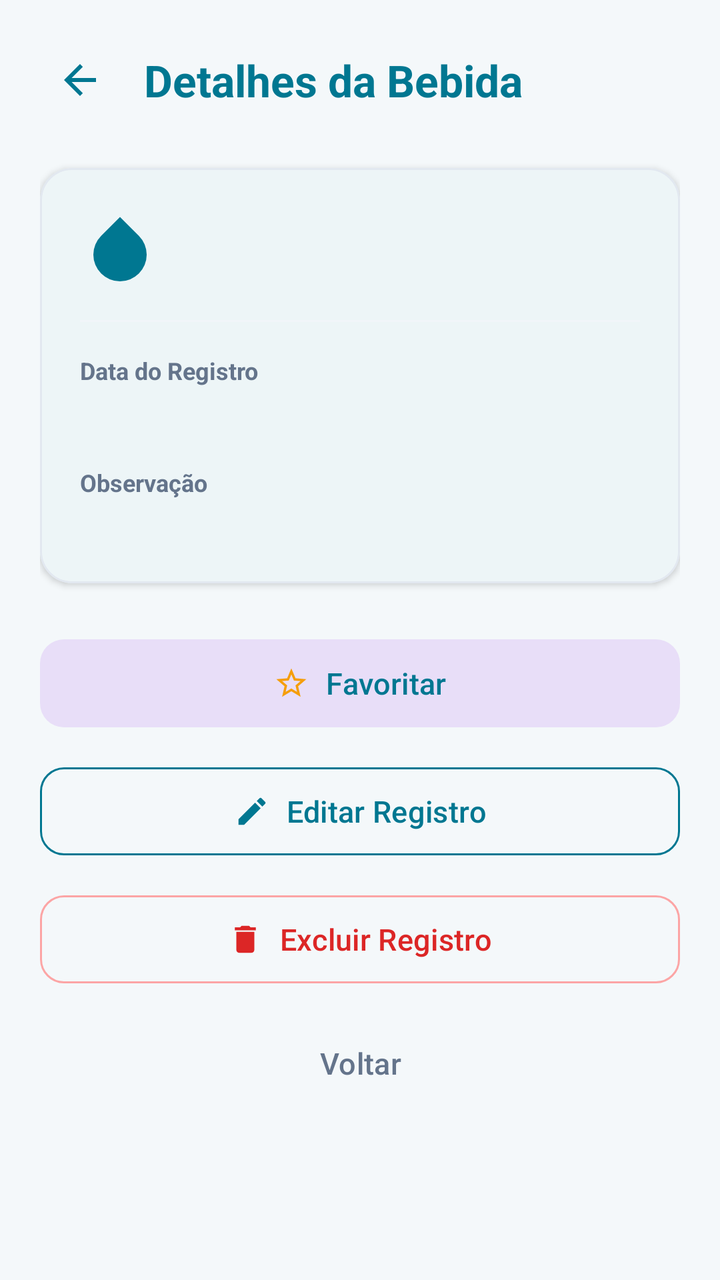
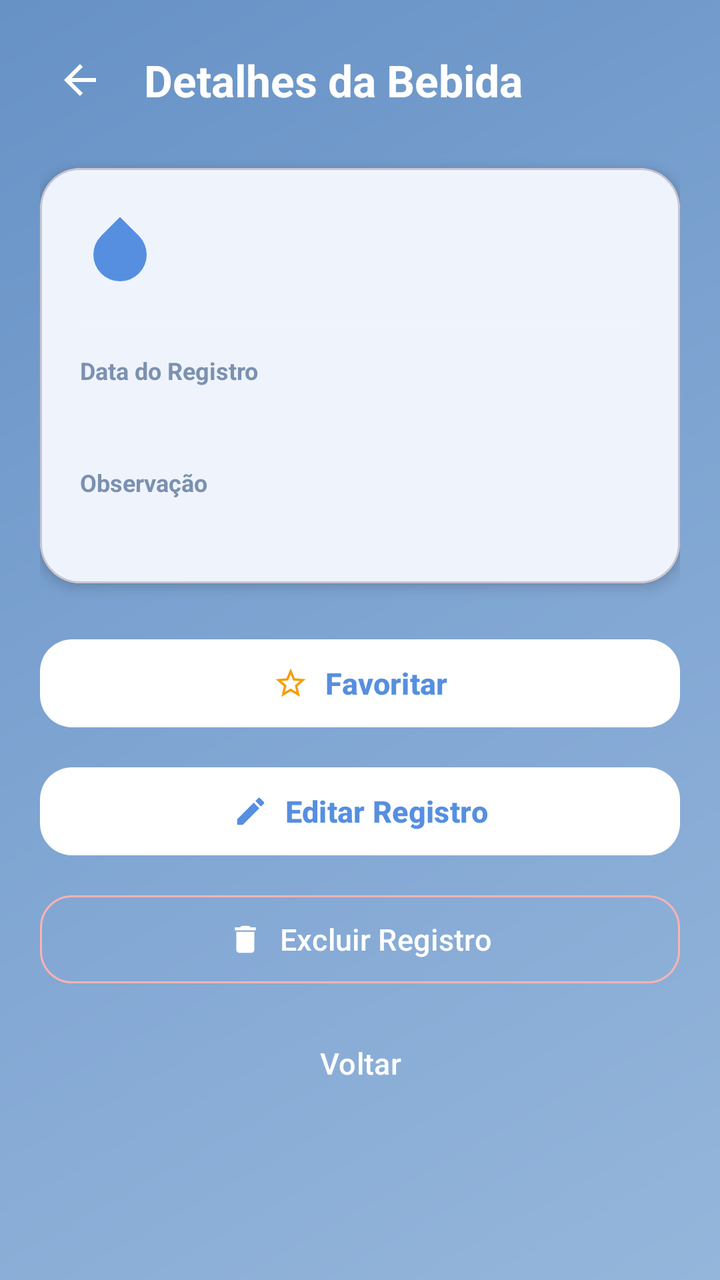

Screens rendered from an Android XML layout before and after an edit, with the pre-edit source and the edit as a unified diff.
<!-- AndroidManifest.xml: application theme Theme.Hidratapp -->
<!-- res/layout/activity_detalhe_bebida.xml -->
<?xml version="1.0" encoding="utf-8"?>
<ScrollView xmlns:android="http://schemas.android.com/apk/res/android"
    xmlns:app="http://schemas.android.com/apk/res-auto"
    android:id="@+id/main"
    android:layout_width="match_parent"
    android:layout_height="match_parent"
    android:fillViewport="true"
    android:background="@color/wellness_bg">

    <LinearLayout
        android:layout_width="match_parent"
        android:layout_height="wrap_content"
        android:orientation="vertical"
        android:padding="20dp">

        
        <LinearLayout
            android:layout_width="match_parent"
            android:layout_height="wrap_content"
            android:gravity="center_vertical"
            android:orientation="horizontal"
            android:layout_marginBottom="24dp">

            <ImageButton
                android:id="@+id/btnHeaderVoltar"
                android:layout_width="40dp"
                android:layout_height="40dp"
                android:background="?attr/selectableItemBackgroundBorderless"
                android:contentDescription="Voltar"
                android:src="@drawable/ic_arrow_back"
                app:tint="@color/teal_primary" />

            <TextView
                android:layout_width="wrap_content"
                android:layout_height="wrap_content"
                android:layout_marginStart="12dp"
                android:text="Detalhes da Bebida"
                android:textColor="@color/teal_primary"
                android:textSize="22sp"
                android:textStyle="bold" />
        </LinearLayout>

        
        <com.google.android.material.card.MaterialCardView
            android:layout_width="match_parent"
            android:layout_height="wrap_content"
            android:layout_marginBottom="24dp"
            app:cardCornerRadius="16dp"
            app:cardElevation="2dp"
            app:strokeWidth="1dp"
            app:strokeColor="#E2E8F0"
            app:cardBackgroundColor="@color/wellness_card_bg">

            <LinearLayout
                android:layout_width="match_parent"
                android:layout_height="wrap_content"
                android:orientation="vertical"
                android:padding="20dp">

                <LinearLayout
                    android:layout_width="match_parent"
                    android:layout_height="wrap_content"
                    android:gravity="center_vertical"
                    android:orientation="horizontal">

                    <ImageView
                        android:layout_width="40dp"
                        android:layout_height="40dp"
                        android:contentDescription="Bebida"
                        android:src="@drawable/ic_water_drop"
                        app:tint="@color/teal_primary" />

                    <TextView
                        android:id="@+id/tvDetalheNome"
                        android:layout_width="match_parent"
                        android:layout_height="wrap_content"
                        android:layout_marginStart="12dp"
                        android:textColor="@color/teal_primary"
                        android:textSize="22sp"
                        android:textStyle="bold" />
                </LinearLayout>

                <View
                    android:layout_width="match_parent"
                    android:layout_height="1dp"
                    android:layout_marginVertical="16dp"
                    android:background="#F1F5F9" />

                <TextView
                    android:layout_width="wrap_content"
                    android:layout_height="wrap_content"
                    android:text="Data do Registro"
                    android:textColor="@color/text_secondary"
                    android:textSize="12sp"
                    android:textStyle="bold" />

                <TextView
                    android:id="@+id/tvDetalheInfo"
                    android:layout_width="match_parent"
                    android:layout_height="wrap_content"
                    android:layout_marginTop="2dp"
                    android:textColor="@color/text_primary"
                    android:textSize="16sp" />

                <TextView
                    android:layout_width="wrap_content"
                    android:layout_height="wrap_content"
                    android:layout_marginTop="16dp"
                    android:text="Observação"
                    android:textColor="@color/text_secondary"
                    android:textSize="12sp"
                    android:textStyle="bold" />

                <TextView
                    android:id="@+id/tvDetalheObservacao"
                    android:layout_width="match_parent"
                    android:layout_height="wrap_content"
                    android:layout_marginTop="2dp"
                    android:textColor="@color/text_primary"
                    android:textSize="15sp" />

            </LinearLayout>
        </com.google.android.material.card.MaterialCardView>

        
        <com.google.android.material.button.MaterialButton
            android:id="@+id/btnFavorito"
            style="@style/Widget.Material3.Button.TonalButton"
            android:layout_width="match_parent"
            android:layout_height="52dp"
            android:layout_marginBottom="12dp"
            android:text="Favoritar"
            android:textColor="@color/teal_primary"
            android:textSize="15sp"
            app:cornerRadius="12dp"
            app:icon="@drawable/ic_star_border"
            app:iconGravity="textStart"
            app:iconPadding="8dp"
            app:iconTint="@color/star_gold" />

        <com.google.android.material.button.MaterialButton
            android:id="@+id/btnEditar"
            style="@style/Widget.Material3.Button.OutlinedButton"
            android:layout_width="match_parent"
            android:layout_height="52dp"
            android:layout_marginBottom="12dp"
            android:text="Editar Registro"
            android:textColor="@color/teal_primary"
            android:textSize="15sp"
            app:cornerRadius="12dp"
            app:icon="@drawable/ic_edit"
            app:iconGravity="textStart"
            app:iconPadding="8dp"
            app:iconTint="@color/teal_primary"
            app:strokeColor="@color/teal_primary" />

        <com.google.android.material.button.MaterialButton
            android:id="@+id/btnExcluir"
            style="@style/Widget.Material3.Button.OutlinedButton"
            android:layout_width="match_parent"
            android:layout_height="52dp"
            android:layout_marginBottom="12dp"
            android:text="Excluir Registro"
            android:textColor="@color/alert_text"
            android:textSize="15sp"
            app:cornerRadius="12dp"
            app:icon="@drawable/ic_delete"
            app:iconGravity="textStart"
            app:iconPadding="8dp"
            app:iconTint="@color/alert_text"
            app:strokeColor="@color/alert_border" />

        <com.google.android.material.button.MaterialButton
            android:id="@+id/btnVoltar"
            style="@style/Widget.Material3.Button.TextButton"
            android:layout_width="match_parent"
            android:layout_height="48dp"
            android:text="Voltar"
            android:textColor="@color/text_secondary"
            android:textSize="15sp" />

    </LinearLayout>
</ScrollView>
<!-- resources referenced by this layout -->
<resources>
  <color name="alert_border">#FCA5A5</color>
  <color name="alert_text">#DC2626</color>
  <color name="star_gold">#F59E0B</color>
  <color name="teal_primary">#007791</color>
  <color name="text_primary">#1E293B</color>
  <color name="text_secondary">#64748B</color>
  <color name="wellness_bg">#F4F8FA</color>
  <color name="wellness_card_bg">#FFFFFF</color>
  <!-- drawable ic_arrow_back (drawable) -->
  <vector xmlns:android="http://schemas.android.com/apk/res/android"
      android:width="24dp"
      android:height="24dp"
      android:viewportWidth="24"
      android:viewportHeight="24">
    <path
        android:fillColor="@color/teal_primary"
        android:pathData="M20,11H7.83l5.59,-5.59L12,4l-8,8 8,8 1.41,-1.41L7.83,13H20v-2z"/>
  </vector>
  <!-- drawable ic_delete (drawable) -->
  <vector xmlns:android="http://schemas.android.com/apk/res/android"
      android:width="24dp"
      android:height="24dp"
      android:viewportWidth="24"
      android:viewportHeight="24">
    <path
        android:fillColor="@color/alert_text"
        android:pathData="M6,19c0,1.1 0.9,2 2,2h8c1.1,0 2,-0.9 2,-2V7H6v12zM19,4h-3.5l-1,-1h-5l-1,1H5v2h14V4z"/>
  </vector>
  <!-- drawable ic_edit (drawable) -->
  <vector xmlns:android="http://schemas.android.com/apk/res/android"
      android:width="24dp"
      android:height="24dp"
      android:viewportWidth="24"
      android:viewportHeight="24">
    <path
        android:fillColor="@color/teal_primary"
        android:pathData="M3,17.25V21h3.75L17.81,9.94l-3.75,-3.75L3,17.25zM20.71,7.04c0.39,-0.39 0.39,-1.02 0,-1.41l-2.34,-2.34c-0.39,-0.39 -1.02,-0.39 -1.41,0l-1.83,1.83 3.75,3.75 1.83,-1.83z"/>
  </vector>
  <!-- drawable ic_star_border (drawable) -->
  <vector xmlns:android="http://schemas.android.com/apk/res/android"
      android:width="24dp"
      android:height="24dp"
      android:viewportWidth="24"
      android:viewportHeight="24">
    <path
        android:fillColor="@color/text_secondary"
        android:pathData="M22,9.24l-7.19,-0.62L12,2L9.19,8.63L2,9.24l5.46,4.73L5.82,21L12,17.27L18.18,21l-1.63,-7.03L22,9.24zM12,15.4l-3.76,2.27 1,-4.28 -3.32,-2.88 4.38,-0.38L12,6.1l1.71,4.04 4.38,0.38 -3.32,2.88 1,4.28L12,15.4z"/>
  </vector>
  <!-- drawable ic_water_drop (drawable) -->
  <vector xmlns:android="http://schemas.android.com/apk/res/android"
      android:width="24dp"
      android:height="24dp"
      android:viewportWidth="24"
      android:viewportHeight="24">
    <path
        android:fillColor="@color/teal_primary"
        android:pathData="M12,2.69l5.66,5.66a8,8 0,1 1,-11.31 0z"/>
  </vector>
  <style name="Theme.Hidratapp" parent="Base.Theme.Hidratapp" />
  <style name="Base.Theme.Hidratapp" parent="Theme.Material3.DayNight.NoActionBar">
          <item name="colorPrimary">@color/teal_primary</item>
          <item name="colorOnPrimary">@color/white</item>
          <item name="colorPrimaryContainer">@color/teal_light</item>
          <item name="colorSecondary">@color/teal_accent</item>
          <item name="android:colorBackground">@color/wellness_bg</item>
          <item name="colorSurface">@color/wellness_card_bg</item>
      </style>
  <color name="white">#FFFFFFFF</color>
  <color name="teal_light">#E0F2F1</color>
  <color name="teal_accent">#0097A7</color>
</resources>

<!-- the commit's change to res/layout/activity_detalhe_bebida.xml (unified diff, before → after) -->
@@ -5,7 +5,7 @@
     android:layout_width="match_parent"
     android:layout_height="match_parent"
     android:fillViewport="true"
-    android:background="@color/wellness_bg">
+    android:background="@drawable/bg_wizard_gradient">
 
     <LinearLayout
         android:layout_width="match_parent"
@@ -28,14 +28,14 @@
                 android:background="?attr/selectableItemBackgroundBorderless"
                 android:contentDescription="Voltar"
                 android:src="@drawable/ic_arrow_back"
-                app:tint="@color/teal_primary" />
+                app:tint="@color/white" />
 
             <TextView
                 android:layout_width="wrap_content"
                 android:layout_height="wrap_content"
                 android:layout_marginStart="12dp"
                 android:text="Detalhes da Bebida"
-                android:textColor="@color/teal_primary"
+                android:textColor="@color/white"
                 android:textSize="22sp"
                 android:textStyle="bold" />
         </LinearLayout>
@@ -45,11 +45,9 @@
             android:layout_width="match_parent"
             android:layout_height="wrap_content"
             android:layout_marginBottom="24dp"
-            app:cardCornerRadius="16dp"
-            app:cardElevation="2dp"
-            app:strokeWidth="1dp"
-            app:strokeColor="#E2E8F0"
-            app:cardBackgroundColor="@color/wellness_card_bg">
+            app:cardCornerRadius="20dp"
+            app:cardElevation="4dp"
+            app:cardBackgroundColor="@color/white">
 
             <LinearLayout
                 android:layout_width="match_parent"
@@ -125,14 +123,15 @@
         
         <com.google.android.material.button.MaterialButton
             android:id="@+id/btnFavorito"
-            style="@style/Widget.Material3.Button.TonalButton"
             android:layout_width="match_parent"
             android:layout_height="52dp"
             android:layout_marginBottom="12dp"
             android:text="Favoritar"
             android:textColor="@color/teal_primary"
             android:textSize="15sp"
-            app:cornerRadius="12dp"
+            android:textStyle="bold"
+            app:backgroundTint="@color/white"
+            app:cornerRadius="16dp"
             app:icon="@drawable/ic_star_border"
             app:iconGravity="textStart"
             app:iconPadding="8dp"
@@ -140,19 +139,19 @@
 
         <com.google.android.material.button.MaterialButton
             android:id="@+id/btnEditar"
-            style="@style/Widget.Material3.Button.OutlinedButton"
             android:layout_width="match_parent"
             android:layout_height="52dp"
             android:layout_marginBottom="12dp"
             android:text="Editar Registro"
             android:textColor="@color/teal_primary"
             android:textSize="15sp"
-            app:cornerRadius="12dp"
+            android:textStyle="bold"
+            app:backgroundTint="@color/white"
+            app:cornerRadius="16dp"
             app:icon="@drawable/ic_edit"
             app:iconGravity="textStart"
             app:iconPadding="8dp"
-            app:iconTint="@color/teal_primary"
-            app:strokeColor="@color/teal_primary" />
+            app:iconTint="@color/teal_primary" />
 
         <com.google.android.material.button.MaterialButton
             android:id="@+id/btnExcluir"
@@ -161,14 +160,14 @@
             android:layout_height="52dp"
             android:layout_marginBottom="12dp"
             android:text="Excluir Registro"
-            android:textColor="@color/alert_text"
+            android:textColor="@color/white"
             android:textSize="15sp"
-            app:cornerRadius="12dp"
+            app:strokeColor="#FEB2B2"
+            app:cornerRadius="16dp"
             app:icon="@drawable/ic_delete"
             app:iconGravity="textStart"
             app:iconPadding="8dp"
-            app:iconTint="@color/alert_text"
-            app:strokeColor="@color/alert_border" />
+            app:iconTint="@color/white" />
 
         <com.google.android.material.button.MaterialButton
             android:id="@+id/btnVoltar"
@@ -176,7 +175,7 @@
             android:layout_width="match_parent"
             android:layout_height="48dp"
             android:text="Voltar"
-            android:textColor="@color/text_secondary"
+            android:textColor="@color/white"
             android:textSize="15sp" />
 
     </LinearLayout>
<!-- resource entries referenced after the edit -->
@@ -1,12 +1,11 @@
 <!-- resources referenced by this layout -->
 <resources>
-  <color name="alert_border">#FCA5A5</color>
   <color name="alert_text">#DC2626</color>
   <color name="star_gold">#F59E0B</color>
-  <color name="teal_primary">#007791</color>
-  <color name="text_primary">#1E293B</color>
-  <color name="text_secondary">#64748B</color>
-  <color name="wellness_bg">#F4F8FA</color>
+  <color name="teal_primary">#568FE0</color>
+  <color name="text_primary">#203E73</color>
+  <color name="text_secondary">#7C91B0</color>
+  <color name="wellness_bg">#EAF5FF</color>
   <color name="wellness_card_bg">#FFFFFF</color>
   <!-- drawable ic_arrow_back (drawable) -->
   <vector xmlns:android="http://schemas.android.com/apk/res/android"
@@ -68,7 +67,17 @@
           <item name="colorSurface">@color/wellness_card_bg</item>
       </style>
   <color name="white">#FFFFFFFF</color>
-  <color name="teal_light">#E0F2F1</color>
-  <color name="teal_accent">#0097A7</color>
+  <!-- drawable bg_wizard_gradient (drawable) -->
+  <?xml version="1.0" encoding="utf-8"?>
+  <shape xmlns:android="http://schemas.android.com/apk/res/android">
+      <gradient
+          android:angle="135"
+          android:startColor="#95b6db"
+          android:centerColor="#7fa5d2"
+          android:endColor="#6792c6"
+          android:type="linear" />
+  </shape>
+  <color name="teal_light">#EAF5FF</color>
+  <color name="teal_accent">#B8DCFA</color>
 </resources>
 
